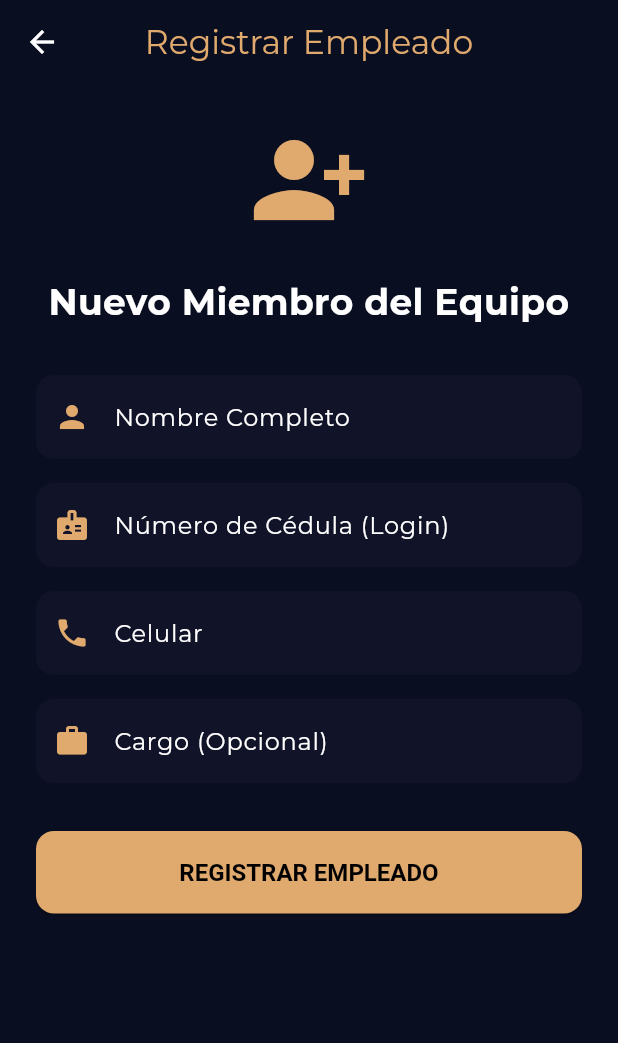
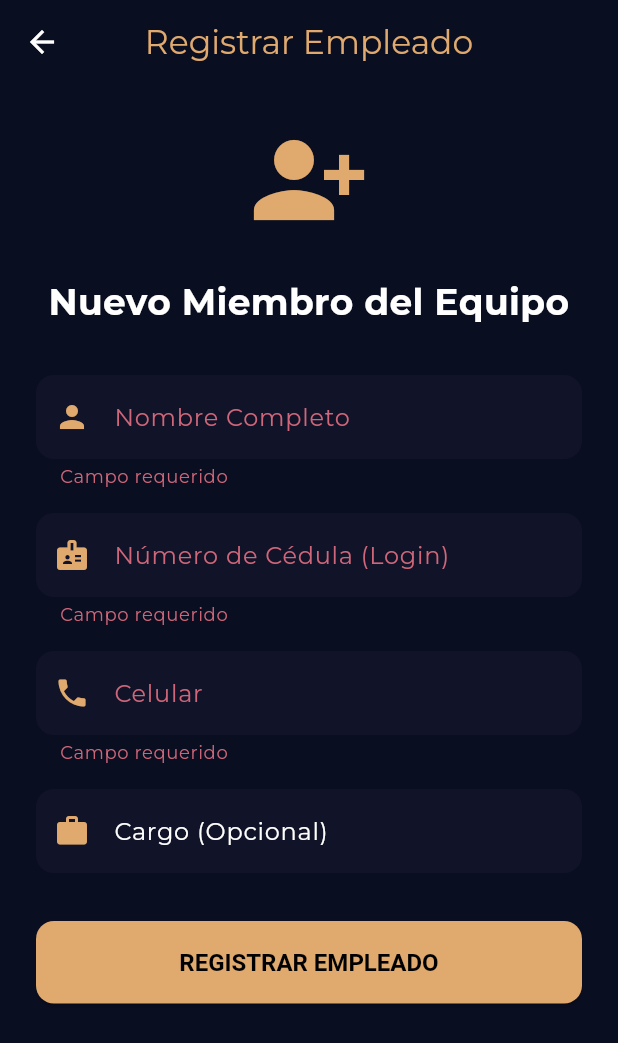
Before and after one commit to Adrw2019/asistencia-app, a Flutter app: the RegisterScreen screen opened directly, after a tap on "REGISTRAR EMPLEADO", on a phone screen of 412 x 824 dp. Shown: the top 1043 px of the screen. Run offline on Flutter 3.47's test engine with Material 3 defaults, Android fonts, the phone set to English and light mode, and no system bars; our stand-ins replace flutter_local_notifications, google_fonts, qr_flutter, shared_preferences, socket_io_client; accounts and stored records are empty; network calls fail.

Commit message:
chore: actualiza APK y código de la app

```diff
--- a/app/lib/main.dart
+++ b/app/lib/main.dart
@@ -16,7 +16,7 @@ class MyApp extends StatelessWidget {
   @override
   Widget build(BuildContext context) {
     return MaterialApp(
-      title: 'Asistencia Premium',
+      title: 'Asistencia',
       debugShowCheckedModeBanner: false,
       theme: ThemeData(
         brightness: Brightness.dark,
@@ -49,7 +49,8 @@ class MyApp extends StatelessWidget {
           focusedBorder: OutlineInputBorder(borderRadius: BorderRadius.circular(12), borderSide: const BorderSide(color: Color(0xFFE0A96D))),
         ),
       ),
-      home: const AppLockWrapper(child: LoginScreen()),
+      builder: (context, child) => AppLockWrapper(child: child!),
+      home: const LoginScreen(),
     );
   }
 }
--- a/app/lib/screens/login_screen.dart
+++ b/app/lib/screens/login_screen.dart
@@ -23,6 +23,8 @@ class _LoginScreenState extends State<LoginScreen> {
     if (!mounted) return;
     setState(() => _loading = false);
     if (r['success'] == true) {
+      final prefs = await SharedPreferences.getInstance();
+      await prefs.setString('username', _user.text.trim());
       await SocketService.connect();
       Navigator.pushReplacement(context, MaterialPageRoute(builder: (_) => const HomeScreen()));
     } else {
@@ -42,7 +44,7 @@ class _LoginScreenState extends State<LoginScreen> {
             children: [
               const Icon(Icons.business_center, size: 80, color: Color(0xFFE0A96D)),
               const SizedBox(height: 24),
-              const Text('Asistencia Premium', style: TextStyle(fontSize: 28, fontWeight: FontWeight.bold, color: Colors.white)),
+              const Text('Asistencia', style: TextStyle(fontSize: 28, fontWeight: FontWeight.bold, color: Colors.white)),
               const SizedBox(height: 8),
               const Text('Control de personal para empresas', style: TextStyle(fontSize: 16, color: Colors.white54)),
               const SizedBox(height: 48),
--- a/app/lib/screens/register_screen.dart
+++ b/app/lib/screens/register_screen.dart
@@ -18,11 +18,17 @@ class _RegisterScreenState extends State<RegisterScreen> {
   Future<void> _save() async {
     if (!_formKey.currentState!.validate()) return;
     setState(() => loading = true);
+    try {
       final r = await ApiService.registerEmployee(_cedula.text.trim(), _nombre.text.trim(), _celular.text.trim(), _cargo.text.trim());
       if (!mounted) return;
       setState(() => loading = false);
       ScaffoldMessenger.of(context).showSnackBar(SnackBar(content: Text(r['message'] ?? 'Proceso realizado')));
       if (r['success'] == true) Navigator.pop(context);
+    } catch (e) {
+      if (!mounted) return;
+      setState(() => loading = false);
+      ScaffoldMessenger.of(context).showSnackBar(const SnackBar(content: Text('Error de conexión con el servidor')));
+    }
   }
 
   @override
@@ -32,6 +38,8 @@ class _RegisterScreenState extends State<RegisterScreen> {
       appBar: AppBar(title: const Text('Registrar Empleado', style: TextStyle(color: Color(0xFFE0A96D)))),
       body: SingleChildScrollView(
         padding: const EdgeInsets.all(24.0),
+        child: Form(
+          key: _formKey,
           child: Column(
             crossAxisAlignment: CrossAxisAlignment.stretch,
             children: [
@@ -39,13 +47,34 @@ class _RegisterScreenState extends State<RegisterScreen> {
               const SizedBox(height: 24),
               const Text('Nuevo Miembro del Equipo', textAlign: TextAlign.center, style: TextStyle(fontSize: 24, fontWeight: FontWeight.bold, color: Colors.white)),
               const SizedBox(height: 32),
-            TextField(controller: _nombre, style: const TextStyle(color: Colors.white), decoration: const InputDecoration(labelText: 'Nombre Completo', prefixIcon: Icon(Icons.person, color: Color(0xFFE0A96D)))),
+              TextFormField(
+                controller: _nombre,
+                style: const TextStyle(color: Colors.white),
+                decoration: const InputDecoration(labelText: 'Nombre Completo', prefixIcon: Icon(Icons.person, color: Color(0xFFE0A96D))),
+                validator: (value) => value!.isEmpty ? 'Campo requerido' : null,
+              ),
               const SizedBox(height: 16),
-            TextField(controller: _cedula, keyboardType: TextInputType.number, style: const TextStyle(color: Colors.white), decoration: const InputDecoration(labelText: 'Número de Cédula (Login)', prefixIcon: Icon(Icons.badge, color: Color(0xFFE0A96D)))),
+              TextFormField(
+                controller: _cedula,
+                keyboardType: TextInputType.number,
+                style: const TextStyle(color: Colors.white),
+                decoration: const InputDecoration(labelText: 'Número de Cédula (Login)', prefixIcon: Icon(Icons.badge, color: Color(0xFFE0A96D))),
+                validator: (value) => value!.isEmpty ? 'Campo requerido' : null,
+              ),
               const SizedBox(height: 16),
-            TextField(controller: _celular, keyboardType: TextInputType.phone, style: const TextStyle(color: Colors.white), decoration: const InputDecoration(labelText: 'Celular', prefixIcon: Icon(Icons.phone, color: Color(0xFFE0A96D)))),
+              TextFormField(
+                controller: _celular,
+                keyboardType: TextInputType.phone,
+                style: const TextStyle(color: Colors.white),
+                decoration: const InputDecoration(labelText: 'Celular', prefixIcon: Icon(Icons.phone, color: Color(0xFFE0A96D))),
+                validator: (value) => value!.isEmpty ? 'Campo requerido' : null,
+              ),
               const SizedBox(height: 16),
-            TextField(controller: _cargo, style: const TextStyle(color: Colors.white), decoration: const InputDecoration(labelText: 'Cargo (Opcional)', prefixIcon: Icon(Icons.work, color: Color(0xFFE0A96D)))),
+              TextFormField(
+                controller: _cargo,
+                style: const TextStyle(color: Colors.white),
+                decoration: const InputDecoration(labelText: 'Cargo (Opcional)', prefixIcon: Icon(Icons.work, color: Color(0xFFE0A96D))),
+              ),
               const SizedBox(height: 32),
               SizedBox(
                 height: 55,
@@ -57,6 +86,7 @@ class _RegisterScreenState extends State<RegisterScreen> {
             ],
           ),
         ),
+      ),
     );
   }
 }
```
Also changed, not shown: app/lib/screens/home_screen.dart (+1 -16 lines), app/lib/widgets/app_lock_wrapper.dart (+63 -9 lines). Lines whose indentation alone changed are shown as unchanged.
